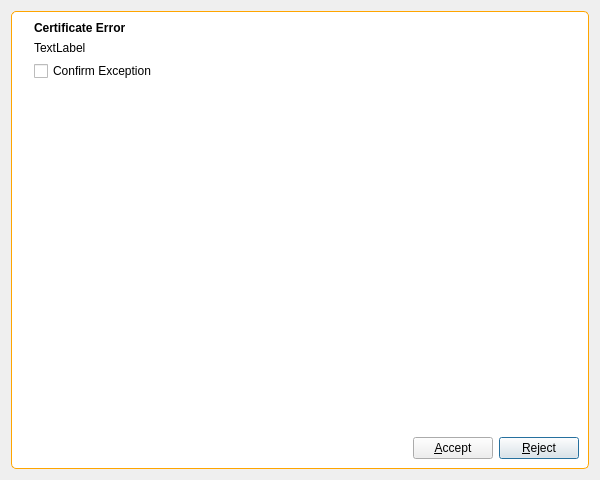
This is 2.x/UI/dooble_certificate_exceptions_dialog.ui in textbrowser/dooble as Qt 5 draws it before an edit. The edited form follows.
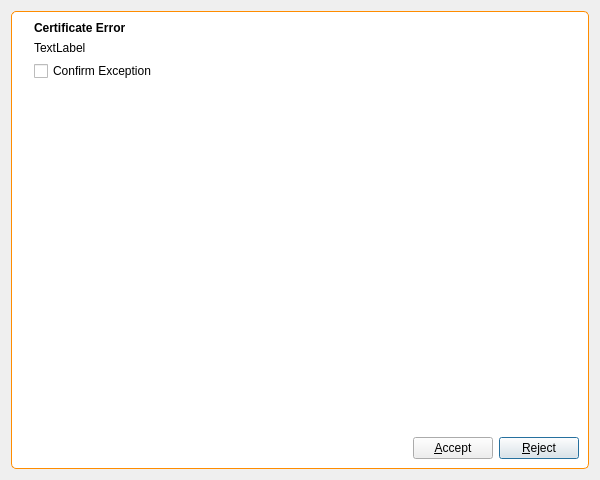
This is the edited form. Icons and pictures are not drawn.

```diff
--- a/2.x/UI/dooble_certificate_exceptions_dialog.ui
+++ b/2.x/UI/dooble_certificate_exceptions_dialog.ui
@@ -14,7 +14,7 @@
    <item>
     <widget class="QFrame" name="frame">
      <property name="styleSheet">
-      <string notr="true">QFrame {background-color: white; border: 1px solid orange; border-radius: 5px;}</string>
+      <string notr="true">QFrame {background-color: white; border: 1px solid darkorange; border-radius: 5px;}</string>
      </property>
      <property name="frameShape">
       <enum>QFrame::StyledPanel</enum>
```
Left out of the diff: 2 changed lines with no effect on the pictures.
